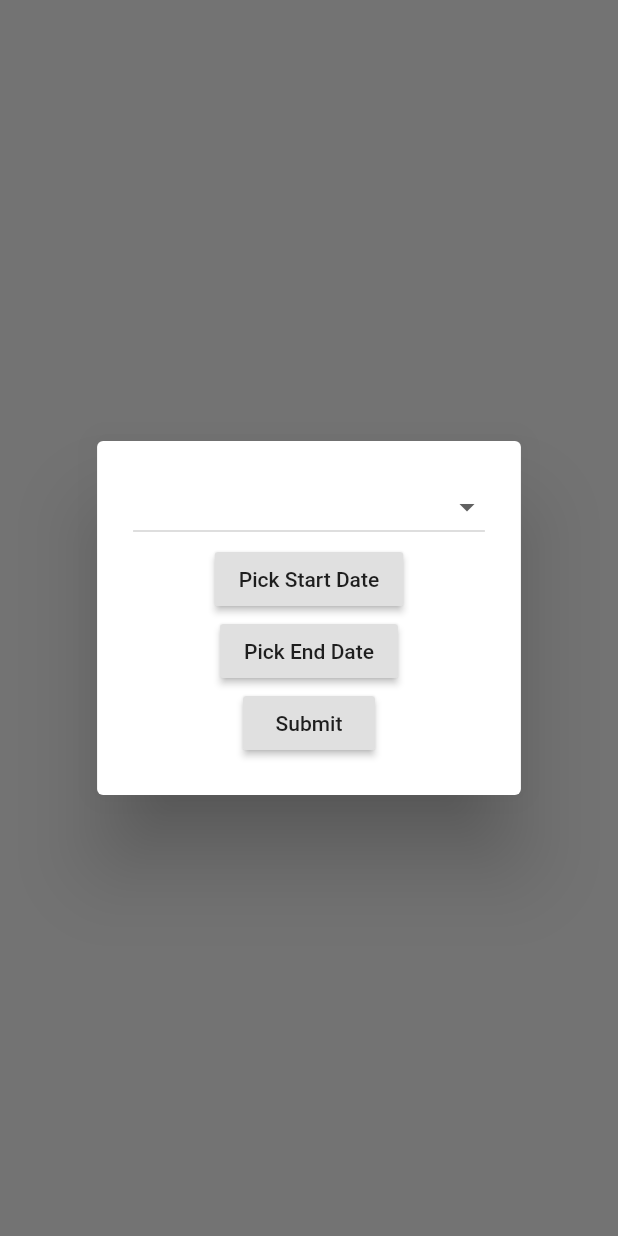
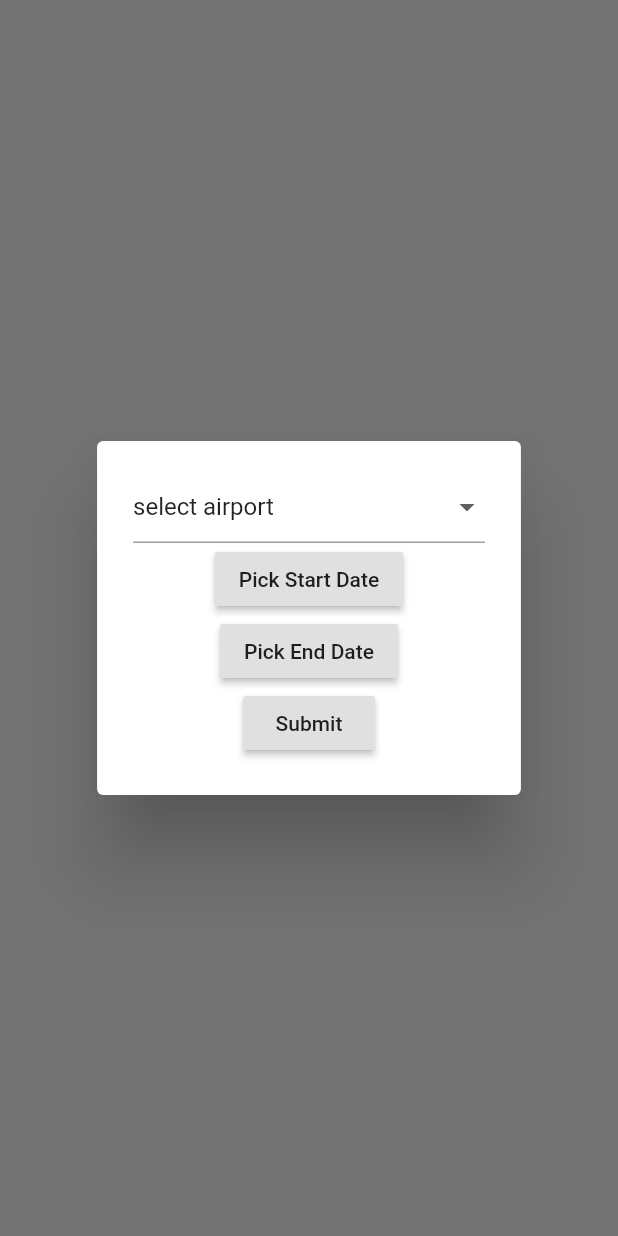
Before and after one commit to vale5566/flyr, a Flutter app: what addLayover() shows on an empty page, opened directly, after a tap on "Submit", on a phone screen of 412 x 824 dp. Run offline on Flutter 3.47's test engine with Material 2 defaults, Android fonts, the phone set to English and light mode, and no system bars; our stand-ins replace cloud_firestore, firebase_auth, flutter_spinkit; accounts and stored records are empty.

Commit message:
added List in connect added profile editing (retrieve current data not probably working)

```diff
--- a/lib/data/airports.dart
+++ b/lib/data/airports.dart
@@ -1,4 +1,5 @@
 final airportsArray = [
+  "select airport",
   "Berlin (BER)",
   "München (MUC)",
   "Frankfurt am Main (FRA)",
--- a/lib/models/user.dart
+++ b/lib/models/user.dart
@@ -1,4 +1,6 @@
 class User {
   final String uid;
-  User({this.uid});
+  final String name;
+  final int age;
+  User({this.uid, this.name, this.age});
 }
--- a/lib/screens/authenticate/register.dart
+++ b/lib/screens/authenticate/register.dart
@@ -30,7 +30,7 @@ class _RegisterState extends State<Register> {
       appBar: AppBar(
         backgroundColor: Colors.blue,
         elevation: 0.0,
-        title: Text('Sign up to Brew Crew'),
+        title: Text('Sign up to Flyr'),
         actions: <Widget>[
           FlatButton.icon(
             icon: Icon(Icons.person),
--- a/lib/screens/home/add_layover.dart
+++ b/lib/screens/home/add_layover.dart
@@ -1,5 +1,8 @@
+import 'package:cloud_firestore/cloud_firestore.dart';
+import 'package:firebase_auth/firebase_auth.dart';
 import 'package:flutter/material.dart';
 import 'package:flyr/data/airports.dart';
+import 'package:intl/intl.dart';
 
 final _formKey = GlobalKey<FormState>();
 
@@ -7,10 +10,12 @@ final airports = airportsArray;
 
 void addLayover(context) {
   DateTime currentDate = DateTime.now();
-  String airport = "select Airport";
+  String airport = "select airport";
+  DateTime pickedStart;
+  DateTime pickedEnd;
 
   Future<Null> _selectStartDate(BuildContext context) async {
-    final DateTime pickedStart = await showDatePicker(
+    pickedStart = await showDatePicker(
         context: context,
         initialDate: currentDate,
         firstDate: currentDate,
@@ -18,7 +23,7 @@ void addLayover(context) {
   }
 
   Future<Null> _selectEndDate(BuildContext context) async {
-    final DateTime pickedEnd = await showDatePicker(
+    pickedEnd = await showDatePicker(
         context: context,
         initialDate: currentDate,
         firstDate: currentDate,
@@ -34,16 +39,16 @@ void addLayover(context) {
             child: Column(
               mainAxisSize: MainAxisSize.min,
               children: <Widget>[
-                DropdownButton<String>(
+                DropdownButtonFormField<String>(
+                    value: airport,
                     items: airportsArray.map((String airport) {
                       return new DropdownMenuItem<String>(
                         value: airport,
                         child: new Text(airport),
                       );
                     }).toList(),
-                    onChanged: (String newValue) {
-                      airport = newValue;
-                    }),
+                    onChanged:
+                        (String newValue) {airport = newValue;}),
                 RaisedButton(
                   child: Text("Pick Start Date"),
                   onPressed: () => _selectStartDate(context),
@@ -54,7 +59,31 @@ void addLayover(context) {
                 ),
                 RaisedButton(
                   child: Text("Submit"),
-                  onPressed: () {},
+                  onPressed: () async {
+                    var formatter = DateFormat("d MMMM");
+                    String formattedPickedStart = formatter.format(pickedStart);
+                    String formattedPickedEnd = formatter.format(pickedEnd);
+                    FirebaseUser user = await FirebaseAuth.instance.currentUser();
+                    String name;
+                    int age;
+                    Firestore.instance.collection("users").document(user.uid).get().then((docSnap) {
+                      name = docSnap["name"];
+                      age = docSnap["age"];
+                    });
+                    Firestore.instance
+                        .collection("layovers")
+                        .add({
+                          "airport": airport,
+                          "startDate": formattedPickedStart,
+                          "endDate": formattedPickedEnd,
+                          "name": name,
+                           "age": age,
+                        })
+                        .then((result) => {
+                              Navigator.pop(context),
+                            })
+                        .catchError((err) => print(err));
+                  },
                 ),
               ],
             ),
--- a/lib/screens/home/connect.dart
+++ b/lib/screens/home/connect.dart
@@ -1,6 +1,7 @@
 import 'package:flutter/material.dart';
 import 'package:flyr/data/airports.dart';
 import 'package:flyr/models/layover.dart';
+import 'package:flyr/screens/home/layover_list.dart';
 import 'package:flyr/services/database.dart';
 import 'package:provider/provider.dart';
 
@@ -23,7 +24,7 @@ class _ConnectState extends State<Connect> {
             })
           ],
         ),
-        //body: LayoverList(),
+        body: LayoverList(),
       ),
     );
   }
--- a/lib/screens/home/home.dart
+++ b/lib/screens/home/home.dart
@@ -27,6 +27,7 @@ class _HomeState extends State<Home> {
   @override
   Widget build(BuildContext context) {
     return Scaffold(
+      resizeToAvoidBottomPadding: false,
       body: PageStorage(
         child: currentScreen,
         bucket: bucket,
--- a/lib/services/database.dart
+++ b/lib/services/database.dart
@@ -5,11 +5,11 @@ class DatabaseService {
 
   final String uid;
   DatabaseService({this.uid});
-  final CollectionReference UserCollection = Firestore.instance.collection("users");
-  final CollectionReference LayoverCollection = Firestore.instance.collection("layovers");
+  final CollectionReference userCollection = Firestore.instance.collection("users");
+  final CollectionReference layoverCollection = Firestore.instance.collection("layovers");
 
   Future updateUserData(String name, int age) async {
-    return await UserCollection.document(uid).setData({
+    return await userCollection.document(uid).setData({
       "name": name,
       "age": age,
     });
@@ -18,20 +18,20 @@ class DatabaseService {
   List<Layover> _layoverListFromSnapshot(QuerySnapshot snapshot) {
     return snapshot.documents.map((doc) {
       return Layover(
-        airport: doc.data['airports'] ?? '',
+        airport: doc.data['airport'] ?? '',
         name: doc.data['name'] ?? '',
         age: doc.data['age'] ?? 0,
         startDate: doc.data['startDate'] ?? '',
-        endDate: doc.data['endDate'] ?? ''
+        endDate: doc.data['endDate'] ?? '',
       );
     }).toList();
   }
 
   Stream<QuerySnapshot> get users {
-    return UserCollection.snapshots();
+    return userCollection.snapshots();
   }
 
   Stream<List<Layover>> get layovers {
-    return LayoverCollection.snapshots().map(_layoverListFromSnapshot);
+    return layoverCollection.snapshots().map(_layoverListFromSnapshot);
   }
 }
--- a/lib/shared/loading.dart
+++ b/lib/shared/loading.dart
@@ -5,10 +5,10 @@ class Loading extends StatelessWidget {
   @override
   Widget build(BuildContext context) {
     return Container(
-      color: Colors.brown[100],
+      color: Colors.blue,
       child: Center(
         child: SpinKitChasingDots(
-          color: Colors.brown,
+          color: Colors.blueGrey,
           size: 50.0,
         ),
       ),
--- a/pubspec.yaml
+++ b/pubspec.yaml
@@ -14,7 +14,7 @@ description: A new Flutter project.
 version: 1.0.0+1
 
 environment:
-  sdk: ">=2.1.0 <3.0.0"
+  sdk: ">=2.2.0 <3.0.0"
 
 dependencies:
   flutter:
@@ -27,6 +27,7 @@ dependencies:
   cloud_firestore: ^0.13.1+1
   provider: ^4.0.4
   flutter_spinkit: ^4.1.1+1
+  intl: ^0.16.1
 
 dev_dependencies:
   flutter_test:
```
Also changed, not shown: lib/screens/home/layover_list.dart (+8 -7 lines), lib/screens/home/layover_tile.dart (added, +24 -0 lines), lib/screens/home/profile.dart (+38 -6 lines), pubspec.lock.
